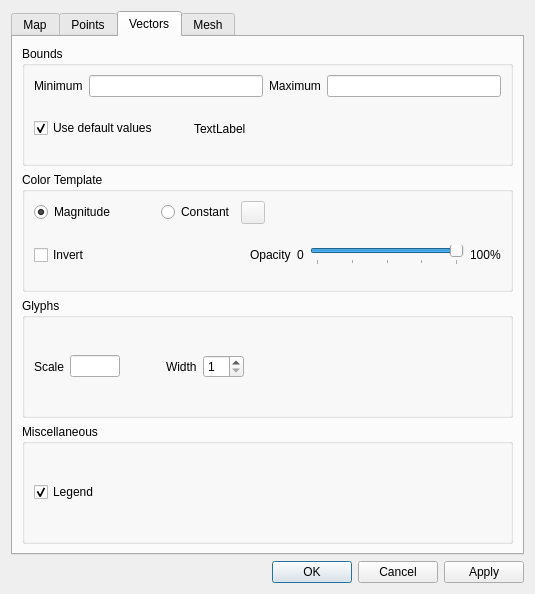
Old version of the form src/ui/layer_properties_dialog.ui in the repository IPH-ECO/iph-eco-gui.
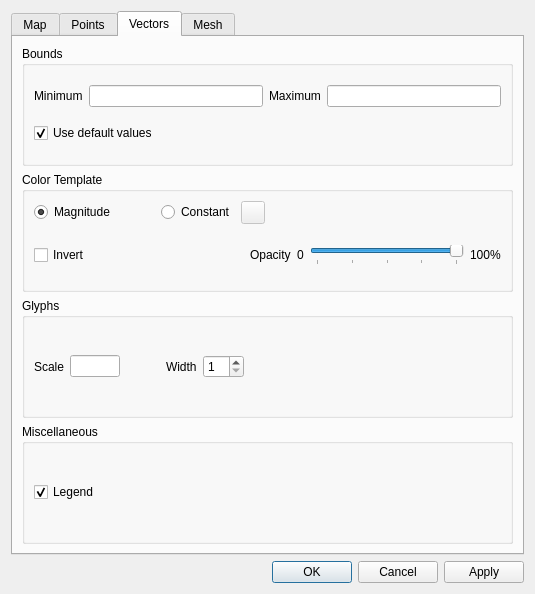
New version of the form. The open tabs and pages were chosen to show the change.

Commit message: Fixing implementation of default vector range

Diff of the .ui file:
```diff
--- a/src/ui/layer_properties_dialog.ui
+++ b/src/ui/layer_properties_dialog.ui
@@ -471,29 +471,6 @@
               </property>
              </widget>
             </item>
-            <item>
-             <spacer name="horizontalSpacer_11">
-              <property name="orientation">
-               <enum>Qt::Horizontal</enum>
-              </property>
-              <property name="sizeType">
-               <enum>QSizePolicy::Fixed</enum>
-              </property>
-              <property name="sizeHint" stdset="0">
-               <size>
-                <width>30</width>
-                <height>20</height>
-               </size>
-              </property>
-             </spacer>
-            </item>
-            <item>
-             <widget class="QLabel" name="lblVectorsOriginalValues">
-              <property name="text">
-               <string>TextLabel</string>
-              </property>
-             </widget>
-            </item>
             <item>
              <spacer name="horizontalSpacer_12">
               <property name="orientation">
```
The commit also changes 6 other files.
